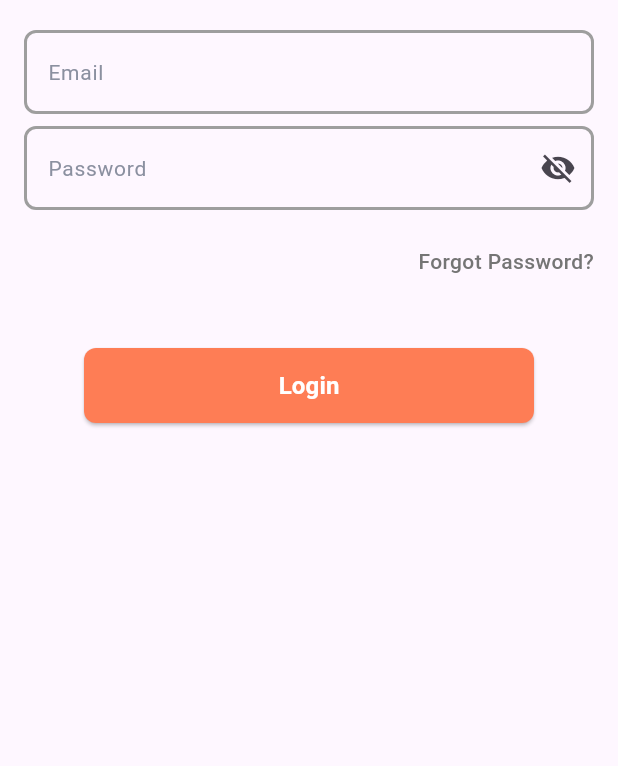
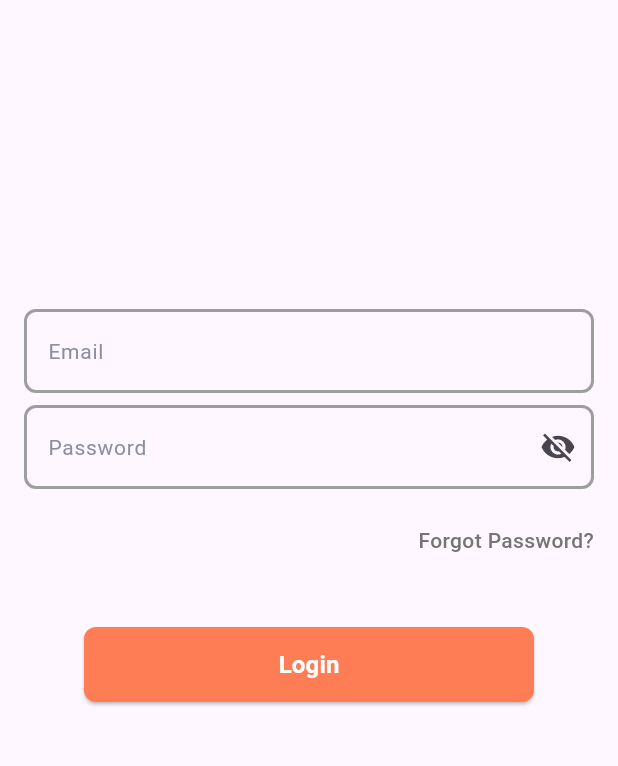
Before and after one commit to MohamedAbdallah2002/scanner-qr-code, a Flutter app: the screen it shows after launch, on a phone screen of 412 x 824 dp, the part 225-991 px from its top. Run offline on Flutter 3.47's test engine with Material 3 defaults, Android fonts, the light colour scheme and no system bars; our stand-ins replace firebase_auth, firebase_core, hive, hive_flutter, image_picker; missing offline and left inert: mobile_scanner; accounts and stored records are empty.

Commit message:
edit task is done

```diff
--- a/lib/screens/login_page.dart
+++ b/lib/screens/login_page.dart
@@ -1,3 +1,4 @@
+import 'package:flutter/foundation.dart';
 import 'package:flutter/material.dart';
 import 'package:scann_qr_code/widgets/login_screen/login_form.dart';
 import 'package:scann_qr_code/widgets/login_screen/login_header.dart';
@@ -8,15 +9,14 @@ class LoginPage extends StatelessWidget {
   @override
   Widget build(BuildContext context) {
     return Scaffold(
-      body: SafeArea(
-        child: Column(
-          children: [
-            LoginHeader(),
-            const SizedBox(height: 20),
-            LoginForm(),
-            Spacer(),
-          ],
-        ),
+      body: Column(
+        children: [
+          LoginHeader(),
+          Spacer(),
+          LoginForm(),
+          Spacer(),
+
+        ],
       ),
     );
   }
```
Also changed, not shown: lib/widgets/login_screen/login_form.dart (+21 -8 lines).
